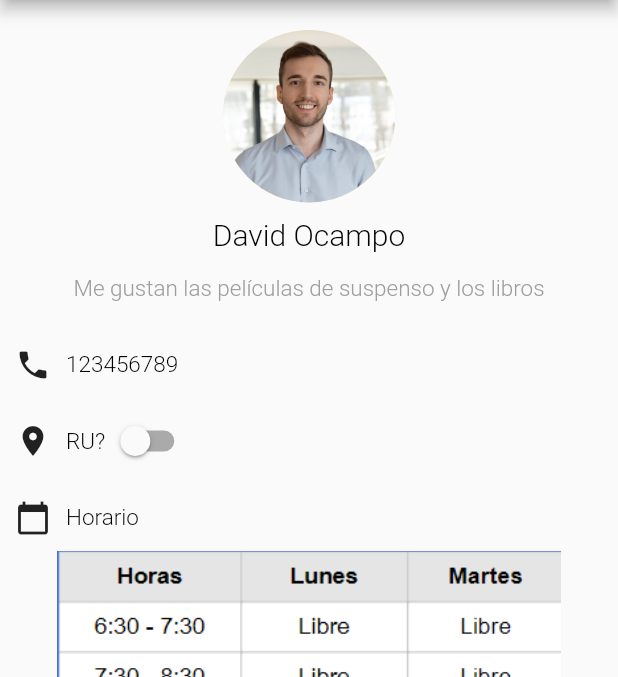
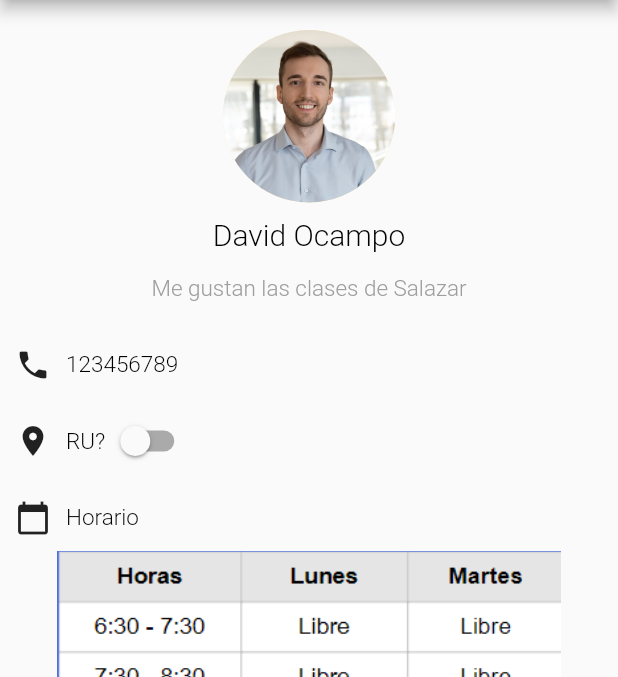
Before and after one commit to karou1182001/AppMovilRU, a Flutter app: the screen it shows after launch, item 5 of the bottom bar chosen, on a phone screen of 412 x 824 dp, the part 105-782 px from its top. Run offline on Flutter 3.47's test engine with Material 2 defaults, Android fonts, the phone set to English and light mode, and no system bars; our stand-ins replace flutter_colorpicker, get, syncfusion_flutter_calendar; missing offline and left inert: syncfusion_flutter_core.

Commit message:
Edit Profile Created

```diff
--- a/lib/domain/constants/controllers/user_controller.dart
+++ b/lib/domain/constants/controllers/user_controller.dart
@@ -2,14 +2,17 @@ import 'package:app_ru/models/user.dart';
 import 'package:get/get.dart';
 
 class UserController {
+  //Usuario
   Rx<User> user = const User(
           name: 'David Ocampo',
           number: 123456789,
           password: 'ocampo123',
-          email: 'davidocampo@uninorte.edu.co')
+          email: 'davidocampo@uninorte.edu.co',
+          description: 'Me gustan las clases de Salazar')
       .obs;
 
-  RxBool _ru = false.obs;
+  //Indicador de si está en la U o no
+  final RxBool _ru = false.obs;
 
   //Getters
   get email => user.value.getEmail;
@@ -17,7 +20,9 @@ class UserController {
   get password => user.value.getPassword;
   get number => user.value.getNumber;
   get ru => _ru.value;
+  get description => user.value.getDescription;
 
+  //Función que cambia el estado del switch en perfil
   void changeRU() {
     _ru.value = !_ru.value;
   }
--- a/lib/models/user.dart
+++ b/lib/models/user.dart
@@ -3,12 +3,14 @@ class User {
   final String password;
   final int number;
   final String email;
+  final String description;
 
   const User(
-      {required this.name, required this.password, required this.number, required this.email});
+      {required this.name, required this.password, required this.number, required this.email, required this.description});
 
   get getName => name;
   get getPassword => password;
   get getNumber => number;
   get getEmail => email;
+  get getDescription => description;
 }
--- a/lib/ui/pages/pageProfile/profile.dart
+++ b/lib/ui/pages/pageProfile/profile.dart
@@ -42,8 +42,8 @@ class _ProfileState extends State<Profile> {
                 style: generalText(Colors.black, 20))),
             const SizedBox(height: 15),
             //Descripción
-            Text('Me gustan las películas de suspenso y los libros',
-                style: generalText(Colors.grey, 15)),
+            Obx(()=>Text(userController.description,
+                style: generalText(Colors.grey, 15))),
             const SizedBox(height: 30),
             //Celular
             Container(
```
Also changed, not shown: lib/ui/pages/pageProfile/editProfile.dart (added, +10 -0 lines).
